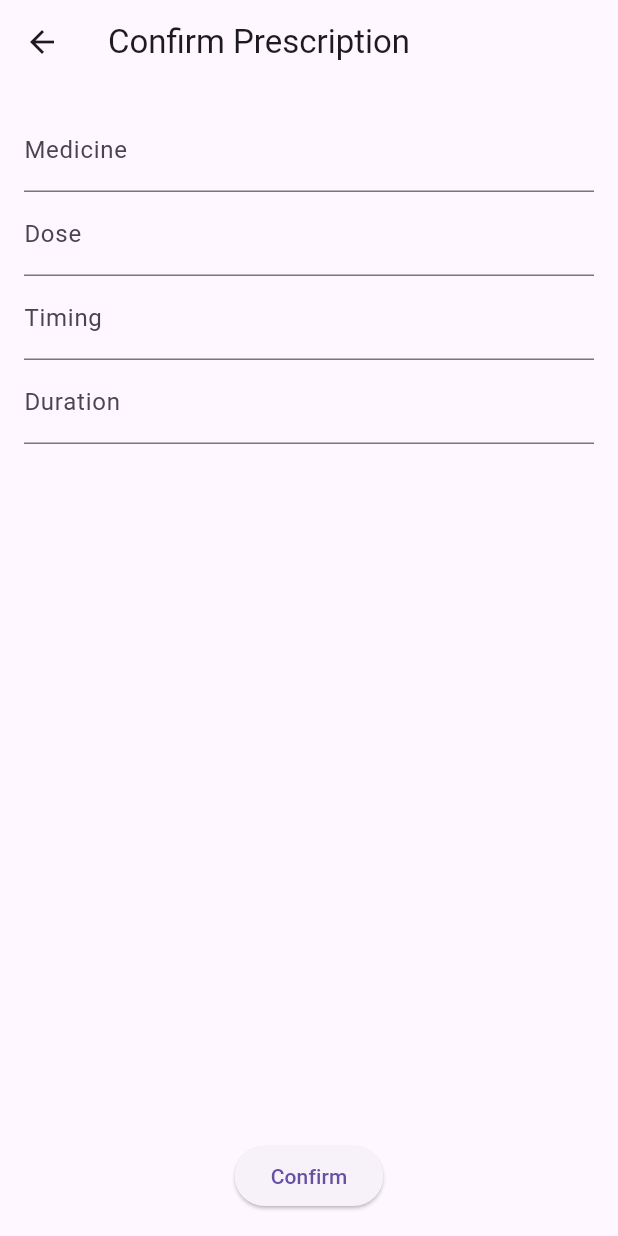
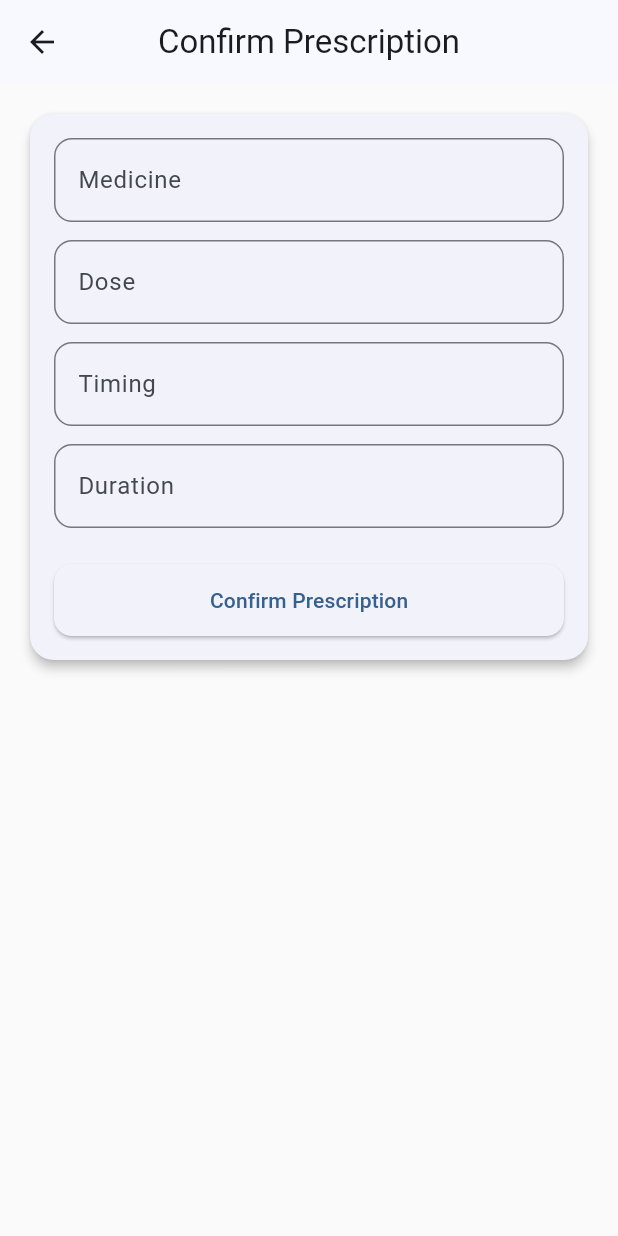
Before and after one commit to ashwinbobby/docsribe, a Flutter app: the EditorScreen screen opened directly with empty values, on a phone screen of 412 x 824 dp. Run offline on Flutter 3.47's test engine with Material 3 defaults, Android fonts, the phone set to English and light mode, and no system bars; our stand-ins replace speech_to_text; network calls fail.

Commit message:
Added ui folder

```diff
--- a/lib/editor_screen.dart
+++ b/lib/editor_screen.dart
@@ -27,7 +27,10 @@ class _EditorScreenState extends State<EditorScreen> {
   Widget field(String label, TextEditingController c) {
     return TextField(
       controller: c,
-      decoration: InputDecoration(labelText: label),
+      decoration: InputDecoration(
+        labelText: label,
+        border: OutlineInputBorder(borderRadius: BorderRadius.circular(12)),
+      ),
     );
   }
 
@@ -35,20 +38,37 @@ class _EditorScreenState extends State<EditorScreen> {
   Widget build(BuildContext context) {
     return Scaffold(
       appBar: AppBar(title: const Text('Confirm Prescription')),
-      body: Padding(
+      body: SingleChildScrollView(
+        padding: const EdgeInsets.all(16),
+        child: Card(
+          shape: RoundedRectangleBorder(
+            borderRadius: BorderRadius.circular(16),
+          ),
+          elevation: 3,
+          child: Padding(
             padding: const EdgeInsets.all(16),
             child: Column(
               children: [
                 field('Medicine', medicine),
+                const SizedBox(height: 12),
                 field('Dose', dose),
+                const SizedBox(height: 12),
                 field('Timing', timing),
+                const SizedBox(height: 12),
                 field('Duration', duration),
-            const Spacer(),
-            ElevatedButton(
+
+                const SizedBox(height: 24),
+
+                SizedBox(
+                  width: double.infinity,
+                  child: ElevatedButton(
                     onPressed: () => Navigator.pop(context),
-              child: const Text('Confirm'),
+                    child: const Text('Confirm Prescription'),
+                  ),
                 ),
               ],
+            ),
+          ),
         ),
       ),
     );
--- /dev/null
+++ b/lib/ui/app_theme.dart
@@ -0,0 +1,24 @@
+import 'package:flutter/material.dart';
+
+class AppTheme {
+  static ThemeData light = ThemeData(
+    useMaterial3: true,
+    colorScheme: ColorScheme.fromSeed(seedColor: Colors.blue),
+
+    scaffoldBackgroundColor: Colors.grey[50],
+
+    appBarTheme: const AppBarTheme(
+      centerTitle: true,
+      elevation: 0,
+    ),
+
+    elevatedButtonTheme: ElevatedButtonThemeData(
+      style: ElevatedButton.styleFrom(
+        padding: const EdgeInsets.symmetric(vertical: 14),
+        shape: RoundedRectangleBorder(
+          borderRadius: BorderRadius.circular(12),
+        ),
+      ),
+    ),
+  );
+}
```
Also changed, not shown: lib/main.dart (+51 -35 lines), lib/ui/widgets/primary_button.dart (added, +23 -0 lines), lib/ui/widgets/status_card.dart (added, +49 -0 lines). Lines whose indentation alone changed are shown as unchanged.
